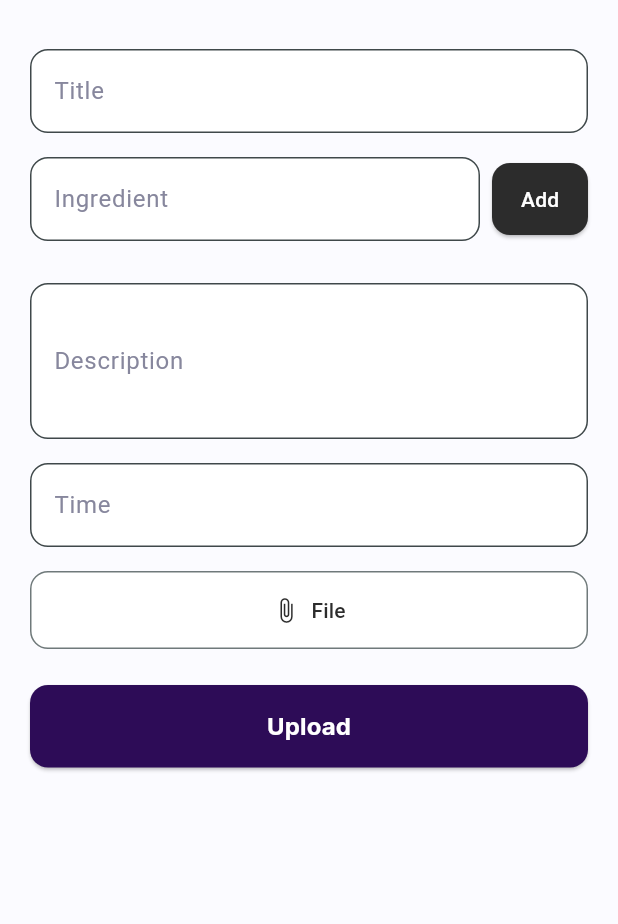
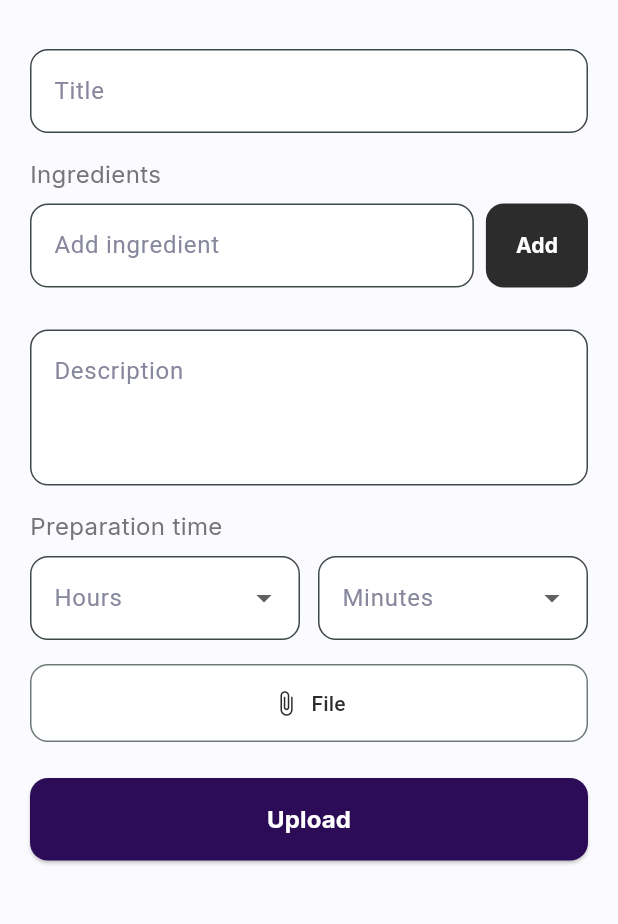
Before and after one commit to kamig2/Projekt-PIM, a Flutter app: the AddRecipeScreen screen opened directly, on a phone screen of 412 x 824 dp, the part 65-989 px from its top. Run offline on Flutter 3.47's test engine with Material 3 defaults, Android fonts, the phone set to English and light mode, and no system bars; our stand-ins replace google_fonts.

Commit message:
Preparation time and Add button

```diff
--- a/recipe_app/lib/screens/add_recipe_screen.dart
+++ b/recipe_app/lib/screens/add_recipe_screen.dart
@@ -15,8 +15,10 @@ class _AddRecipeScreenState extends State<AddRecipeScreen> {
   final TextEditingController _titleController = TextEditingController();
   final TextEditingController _ingredientController = TextEditingController();
   final TextEditingController _descriptionController = TextEditingController();
-  final TextEditingController _timeController = TextEditingController();
   final List<String> _ingredients = [];
+  int? _selectedHour;
+  int? _selectedMinute;
+
 
   @override
   Widget build(BuildContext context) {
@@ -59,21 +61,36 @@ class _AddRecipeScreenState extends State<AddRecipeScreen> {
               const SizedBox(height: 16),
 
               // Ingredients
+              Column(
+                crossAxisAlignment: CrossAxisAlignment.start,
+                children: [
+                  Text(
+                    'Ingredients',
+                    style: GoogleFonts.inter(
+                      fontSize: 16,
+                      fontWeight: FontWeight.w400,
+                      color: Colors.grey[600],
+                    ),
+                  ),
+                  const SizedBox(height: 8),
                   Row(
                     children: [
                       Expanded(
                         child: TextFormField(
                           controller: _ingredientController,
                           decoration: InputDecoration(
-                        labelText: 'Ingredient',
+                            labelText: 'Add ingredient',
                             border: OutlineInputBorder(
-                            borderRadius: BorderRadius.circular(12)),
+                              borderRadius: BorderRadius.circular(12),
+                            ),
                             filled: true,
                             fillColor: Colors.white,
                           ),
                         ),
                       ),
                       const SizedBox(width: 8),
+
+                      // Add button
                       ElevatedButton(
                         onPressed: () {
                           final ingredient = _ingredientController.text.trim();
@@ -84,7 +101,23 @@ class _AddRecipeScreenState extends State<AddRecipeScreen> {
                             });
                           }
                         },
-                    child: const Text('Add'),
+                        style: ElevatedButton.styleFrom(
+                          //backgroundColor: primaryPurple,
+                          shape: RoundedRectangleBorder(
+                            borderRadius: BorderRadius.circular(12),
+                          ),
+                          padding: const EdgeInsets.symmetric(horizontal: 20, vertical: 0),
+                          elevation: 0,
+                          minimumSize: const Size(0, 56),
+                        ),
+                        child: Text(
+                          'Add',
+                          style: GoogleFonts.inter(
+                            fontWeight: FontWeight.bold,
+                            fontSize: 14,
+                            color: Colors.white,
+                          ),
+                        ),
                       ),
                     ],
                   ),
@@ -97,11 +130,14 @@ class _AddRecipeScreenState extends State<AddRecipeScreen> {
                     children: _ingredients
                         .map((ing) => Padding(
                               padding: const EdgeInsets.symmetric(vertical: 4.0),
-                          child: Text('• $ing', style: TextStyle(fontSize: 16)),
+                              child: Text('• $ing', style: const TextStyle(fontSize: 16)),
                             ))
                         .toList(),
                   ),
                   const SizedBox(height: 16),
+                ],
+              ),
+
 
 
               // Description
@@ -109,6 +145,7 @@ class _AddRecipeScreenState extends State<AddRecipeScreen> {
                 controller: _descriptionController,
                 decoration: InputDecoration(
                   labelText: 'Description',
+                  alignLabelWithHint: true,
                   border: OutlineInputBorder(
                       borderRadius: BorderRadius.circular(12)),
                   filled: true,
@@ -119,17 +156,78 @@ class _AddRecipeScreenState extends State<AddRecipeScreen> {
               const SizedBox(height: 16),
 
               // Time
-              TextFormField(
-                controller: _timeController,
+              Column(
+                crossAxisAlignment: CrossAxisAlignment.start,
+                children: [
+                  Text(
+                    'Preparation time',
+                    style: GoogleFonts.inter(
+                      fontSize: 16,
+                      fontWeight: FontWeight.w400,
+                      color: Colors.grey[600],
+                    ),
+                  ),
+
+                  const SizedBox(height: 8),
+                  Row(
+                    children: [
+                      Expanded(
+                        child: DropdownButtonFormField<int>(
+                          value: _selectedHour,
                           decoration: InputDecoration(
-                  labelText: 'Time',
+                            labelText: 'Hours',
                             border: OutlineInputBorder(
-                      borderRadius: BorderRadius.circular(12)),
+                              borderRadius: BorderRadius.circular(12),
+                            ),
                             filled: true,
                             fillColor: Colors.white,
                           ),
+                          items: List.generate(
+                            24,
+                            (index) => DropdownMenuItem(
+                              value: index,
+                              child: Text('$index'),
+                            ),
+                          ),
+                          onChanged: (value) {
+                            setState(() {
+                              _selectedHour = value;
+                            });
+                          },
+                        ),
+                      ),
+                      const SizedBox(width: 12),
+                      Expanded(
+                        child: DropdownButtonFormField<int>(
+                          value: _selectedMinute,
+                          decoration: InputDecoration(
+                            labelText: 'Minutes',
+                            border: OutlineInputBorder(
+                              borderRadius: BorderRadius.circular(12),
+                            ),
+                            filled: true,
+                            fillColor: Colors.white,
+                          ),
+                          items: List.generate(
+                            60,
+                            (index) => DropdownMenuItem(
+                              value: index,
+                              child: Text('$index'),
+                            ),
+                          ),
+                          onChanged: (value) {
+                            setState(() {
+                              _selectedMinute = value;
+                            });
+                          },
+                        ),
+                      ),
+                    ],
+                  ),
+                ],
               ),
               const SizedBox(height: 16),
+
 
               // Photo upload
               OutlinedButton.icon(
```
Lines whose indentation alone changed are shown as unchanged.
